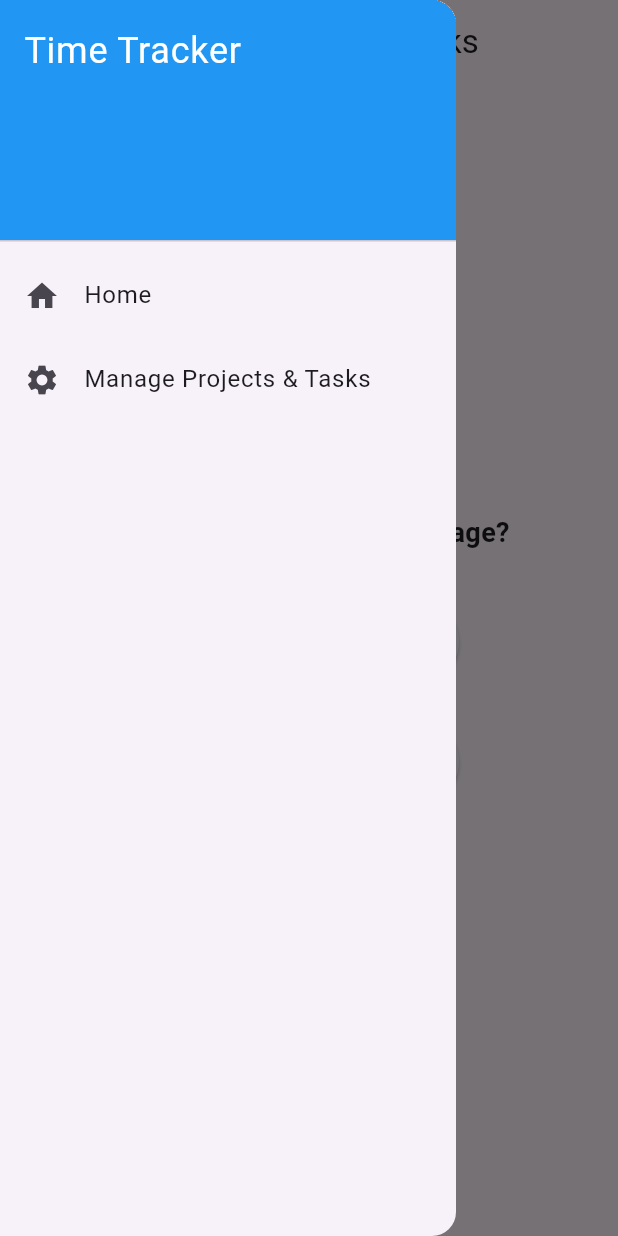
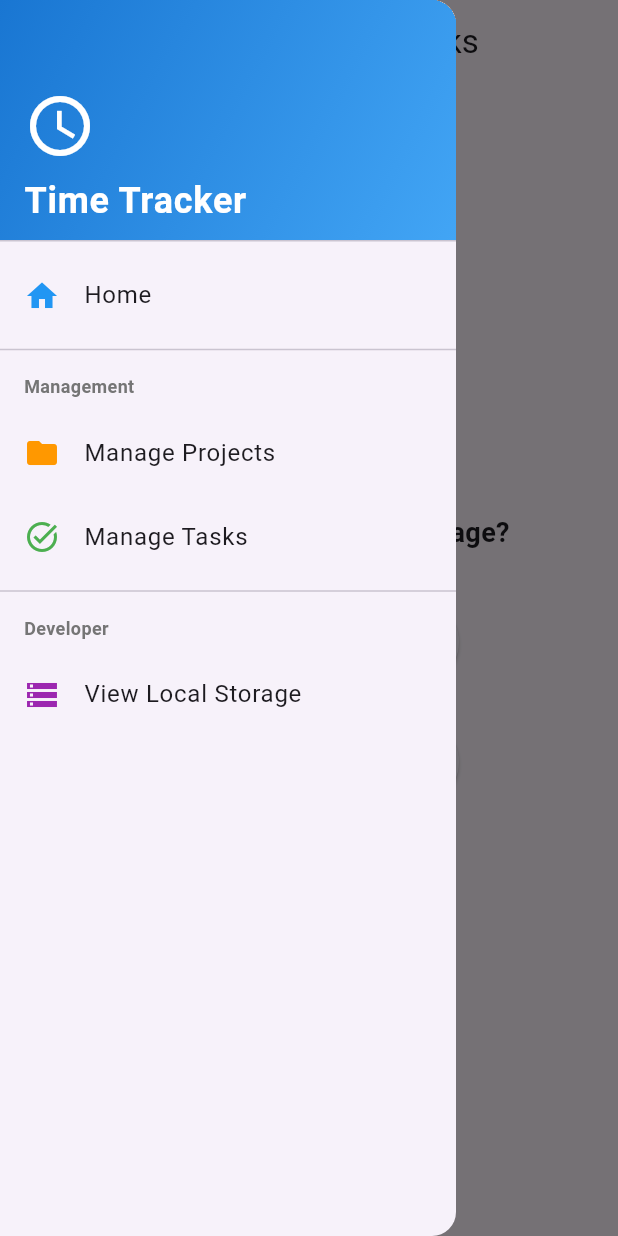
Before and after one commit to 990aa/time-tracking-app, a Flutter app: the ProjectTaskManagementScreen screen opened directly, with the side drawer open, on a phone screen of 412 x 824 dp. Run offline on Flutter 3.47's test engine with Material 3 defaults, Android fonts, the phone set to English and light mode, and no system bars; our stand-ins replace shared_preferences; accounts and stored records are empty.

Commit message:
separate project and tasks

```diff
--- a/lib/widgets/main_drawer.dart
+++ b/lib/widgets/main_drawer.dart
@@ -1,5 +1,7 @@
 import 'package:flutter/material.dart';
-import 'package:time_tracking_app/screens/project_task_management_screen.dart';
+import 'package:time_tracking_app/screens/project_management_screen.dart';
+import 'package:time_tracking_app/screens/task_management_screen.dart';
+import 'package:time_tracking_app/screens/local_storage_screen.dart';
 
 class MainDrawer extends StatelessWidget {
   const MainDrawer({super.key});
@@ -10,27 +12,94 @@ class MainDrawer extends StatelessWidget {
       child: ListView(
         padding: EdgeInsets.zero,
         children: [
-          const DrawerHeader(
-            decoration: BoxDecoration(color: Colors.blue),
-            child: Text(
-              'Time Tracker',
-              style: TextStyle(color: Colors.white, fontSize: 24),
+          DrawerHeader(
+            decoration: BoxDecoration(
+              gradient: LinearGradient(
+                colors: [Colors.blue.shade700, Colors.blue.shade400],
+                begin: Alignment.topLeft,
+                end: Alignment.bottomRight,
+              ),
+            ),
+            child: const Column(
+              crossAxisAlignment: CrossAxisAlignment.start,
+              mainAxisAlignment: MainAxisAlignment.end,
+              children: [
+                Icon(Icons.access_time, size: 48, color: Colors.white),
+                SizedBox(height: 8),
+                Text(
+                  'Time Tracker',
+                  style: TextStyle(
+                    color: Colors.white,
+                    fontSize: 24,
+                    fontWeight: FontWeight.bold,
+                  ),
+                ),
+              ],
             ),
           ),
           ListTile(
-            leading: const Icon(Icons.home),
+            leading: const Icon(Icons.home, color: Colors.blue),
             title: const Text('Home'),
             onTap: () {
-              Navigator.of(context).pushReplacementNamed('/');
+              Navigator.of(context).pop();
+            },
+          ),
+          const Divider(),
+          Padding(
+            padding: const EdgeInsets.symmetric(horizontal: 16, vertical: 8),
+            child: Text(
+              'Management',
+              style: TextStyle(
+                color: Colors.grey.shade600,
+                fontSize: 12,
+                fontWeight: FontWeight.bold,
+              ),
+            ),
+          ),
+          ListTile(
+            leading: const Icon(Icons.folder, color: Colors.orange),
+            title: const Text('Manage Projects'),
+            onTap: () {
+              Navigator.of(context).pop();
+              Navigator.of(context).push(
+                MaterialPageRoute(
+                  builder: (ctx) => const ProjectManagementScreen(),
+                ),
+              );
             },
           ),
           ListTile(
-            leading: const Icon(Icons.settings),
-            title: const Text('Manage Projects & Tasks'),
+            leading: const Icon(Icons.task_alt, color: Colors.green),
+            title: const Text('Manage Tasks'),
             onTap: () {
+              Navigator.of(context).pop();
               Navigator.of(context).push(
                 MaterialPageRoute(
-                  builder: (ctx) => const ProjectTaskManagementScreen(),
+                  builder: (ctx) => const TaskManagementScreen(),
+                ),
+              );
+            },
+          ),
+          const Divider(),
+          Padding(
+            padding: const EdgeInsets.symmetric(horizontal: 16, vertical: 8),
+            child: Text(
+              'Developer',
+              style: TextStyle(
+                color: Colors.grey.shade600,
+                fontSize: 12,
+                fontWeight: FontWeight.bold,
+              ),
+            ),
+          ),
+          ListTile(
+            leading: const Icon(Icons.storage, color: Colors.purple),
+            title: const Text('View Local Storage'),
+            onTap: () {
+              Navigator.of(context).pop();
+              Navigator.of(context).push(
+                MaterialPageRoute(
+                  builder: (ctx) => const LocalStorageScreen(),
                 ),
               );
             },
```
